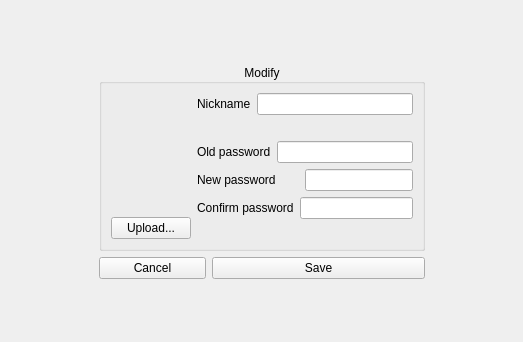
This is Client/modify.ui in PolitoTeam/Scriba as Qt 5 draws it before an edit. The edited form follows.
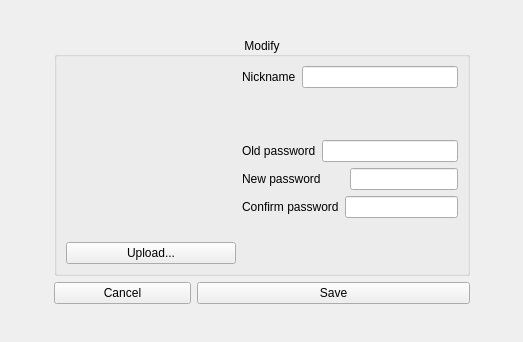
This is the edited form.

Commit message: Fixed Pixmap, added modify functionalities...not completed

What changed in the file:
```diff
--- a/Client/modify.ui
+++ b/Client/modify.ui
@@ -51,6 +51,12 @@
           </property>
           <item>
            <widget class="QLabel" name="profile_image">
+            <property name="minimumSize">
+             <size>
+              <width>170</width>
+              <height>170</height>
+             </size>
+            </property>
             <property name="maximumSize">
              <size>
               <width>170</width>
@@ -60,6 +66,9 @@
             <property name="text">
              <string/>
             </property>
+            <property name="alignment">
+             <set>Qt::AlignCenter</set>
+            </property>
            </widget>
           </item>
           <item>
@@ -88,7 +97,7 @@
                <string notr="true"/>
               </property>
               <property name="echoMode">
-               <enum>QLineEdit::Password</enum>
+               <enum>QLineEdit::Normal</enum>
               </property>
              </widget>
             </item>
```
Left out of the diff: 20 changed lines with no effect on the pictures. The commit also changes 17 other files.
